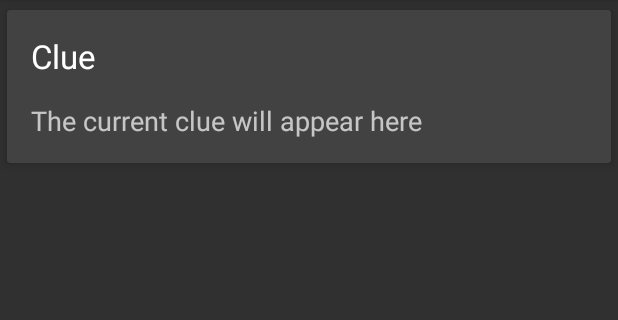
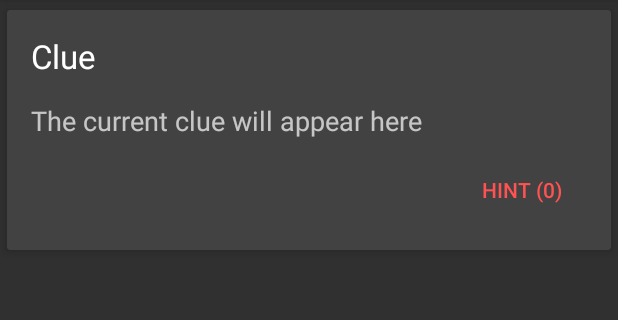
Before and after one commit to TheDorkKnightRises/TechRace-SPIT, an Android app: the fragment ScannerFragment shown on its own in the app's theme, on a phone screen of 412 x 824 dp, the part 84-404 px from its top. Run offline under Robolectric (Android 15) with nearby library versions, the phone set to English and light mode, and no system bars; libraries missing offline, so code that uses them is left out: com.edwardvanraak.materialbarcodescanner; 9 statements that could not run were skipped.

Commit message:
Hint additions with randomiser

```diff
--- a/app/src/main/java/thedorkknightrises/techraceapp/ui/ScannerFragment.java
+++ b/app/src/main/java/thedorkknightrises/techraceapp/ui/ScannerFragment.java
@@ -2,8 +2,9 @@ package thedorkknightrises.techraceapp.ui;
 
 import android.animation.Animator;
 import android.animation.AnimatorListenerAdapter;
-import android.content.Context;
+import android.app.Fragment;
 import android.content.Intent;
+import android.content.SharedPreferences;
 import android.graphics.Color;
 import android.net.Uri;
 import android.os.Build;
@@ -11,7 +12,6 @@ import android.os.Bundle;
 import android.support.design.widget.BottomSheetDialog;
 import android.support.design.widget.CollapsingToolbarLayout;
 import android.support.design.widget.FloatingActionButton;
-import android.app.Fragment;
 import android.support.v7.widget.Toolbar;
 import android.view.LayoutInflater;
 import android.view.MenuItem;
@@ -28,11 +28,18 @@ import com.edwardvanraak.materialbarcodescanner.MaterialBarcodeScanner;
 import com.edwardvanraak.materialbarcodescanner.MaterialBarcodeScannerBuilder;
 import com.google.android.gms.vision.barcode.Barcode;
 
+import java.util.Locale;
+
 import thedorkknightrises.techraceapp.R;
 
 
 public class ScannerFragment extends Fragment {
     private FloatingActionButton fab;
+
+    SharedPreferences pref;
+    SharedPreferences.Editor edit;
+
+    Button hintBtn;
 
     public ScannerFragment() {
         // Required empty public constructor
@@ -52,7 +59,37 @@ public class ScannerFragment extends Fragment {
                              Bundle savedInstanceState) {
 
         // Inflate the layout for this fragment
-        return inflater.inflate(R.layout.fragment_scanner, container, false);
+        View root = inflater.inflate(R.layout.fragment_scanner, container, false);
+
+        hintBtn = (Button) root.findViewById(R.id.hintBtn);
+
+        pref = getActivity().getSharedPreferences("Prefs", IntroActivity.MODE_PRIVATE);
+        edit = pref.edit();
+        int hintsRemaining = pref.getInt("hints_remaining", -1);
+
+        if (hintsRemaining == -1) {
+            hintsRemaining = 2;
+            edit.putInt("hints_remaining", hintsRemaining);
+            edit.apply();
+        }
+
+        hintBtn.setText(String.format(Locale.ENGLISH, "Hint (%d)", hintsRemaining));
+
+        if (hintsRemaining == 0) hintBtn.setEnabled(false);
+        else hintBtn.setOnClickListener(getOnClickListener(hintsRemaining));
+
+        return root;
+    }
+
+    private View.OnClickListener getOnClickListener(final int hintsRemaining) {
+        return new View.OnClickListener() {
+            @Override
+            public void onClick(View view) {
+                Intent intent = new Intent(getActivity(), HintActivity.class);
+                intent.putExtra("hint_drawable", R.drawable.ic_clear_white_24dp);
+                startActivity(intent);
+            }
+        };
     }
 
     @Override
--- a/app/src/main/res/layout/fragment_scanner.xml
+++ b/app/src/main/res/layout/fragment_scanner.xml
@@ -20,7 +20,7 @@
             <android.support.v7.widget.CardView
                 android:layout_width="match_parent"
                 android:layout_height="wrap_content"
-                android:clickable="true"
+                android:clickable="false"
                 android:foreground="?android:attr/selectableItemBackground"
                 app:cardElevation="4dp"
                 app:cardUseCompatPadding="true">
@@ -43,6 +43,16 @@
                         android:layout_width="match_parent"
                         android:layout_height="wrap_content"
                         android:text="The current clue will appear here" />
+
+                    <Button
+                        android:layout_width="wrap_content"
+                        android:layout_height="wrap_content"
+                        android:id="@+id/hintBtn"
+                        android:text="Hint"
+                        android:layout_marginTop="10dp"
+                        android:layout_gravity="end"
+                        android:textColor="@color/colorAccent"
+                        android:background="?attr/selectableItemBackground"/>
                 </LinearLayout>
             </android.support.v7.widget.CardView>
         </LinearLayout>
```
Also changed, not shown: app/src/main/java/thedorkknightrises/techraceapp/ui/HintActivity.java (+114 -32 lines), app/src/main/res/drawable/ic_account_circle_white_24dp.xml (added, +9 -0 lines), app/src/main/res/drawable/ic_hint_white_24dp.xml (added, +9 -0 lines).
